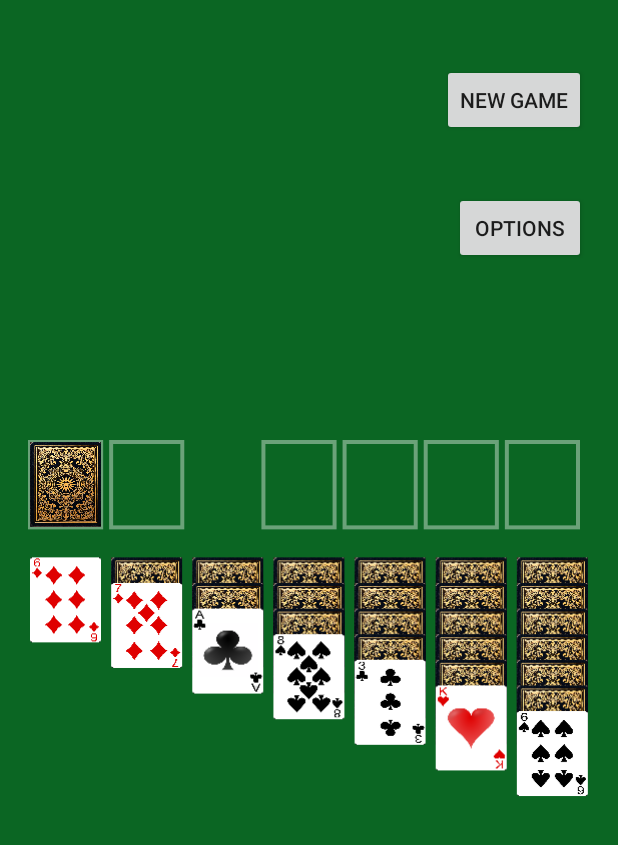
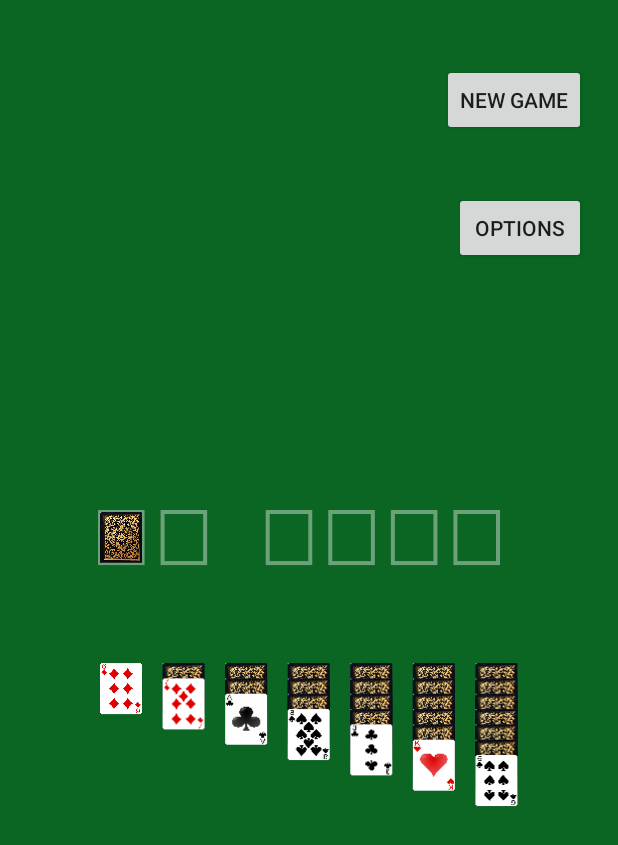
Before and after one commit to candour/solinda, an Android app: the screen it shows after launch (MainActivity), on a phone screen of 412 x 824 dp. Shown: the top 845 px of the screen. Run offline under Robolectric (Android 15) with nearby library versions, the phone set to English and light mode, and no system bars.

Commit message:
Update GameView.kt

```diff
--- a/app/src/main/java/com/example/solinda/GameView.kt
+++ b/app/src/main/java/com/example/solinda/GameView.kt
@@ -22,8 +22,8 @@ class GameView @JvmOverloads constructor(
 ) : View(context, attrs, defStyleAttr) {
 
     companion object {
-        private const val SCREEN_MARGIN = 30f
-        private const val INTER_CARD_SPACING = 10f
+        private const val SCREEN_MARGIN = 100f
+        private const val INTER_CARD_SPACING = 20f
         private const val TABLEAU_CARD_REVEAL_FACTOR = 0.3f
         private const val WASTE_CARD_REVEAL_FACTOR = 0.3f
     }
@@ -56,10 +56,10 @@ class GameView @JvmOverloads constructor(
             // We need space for the top row (foundations), a margin, and the tableau piles.
             // The tallest tableau pile at the start of Klondike has 7 cards, which when fanned out
             // takes up about 2.8 card heights. Adding the top row and margins, we can estimate
-            // the total height needed. A divisor of 4.0f for the available height gives us a
+            // the total height needed. A divisor of 5.0f for the available height gives us a
             // safe card height.
             val totalVerticalMargin = 3 * SCREEN_MARGIN
-            calculatedCardHeight = (height - totalVerticalMargin) / 4.0f
+            calculatedCardHeight = (height - totalVerticalMargin) / 5.0f
         } else {
             calculatedCardHeight = calculatedCardWidth * 1.2f // Standard card aspect ratio
         }
```
